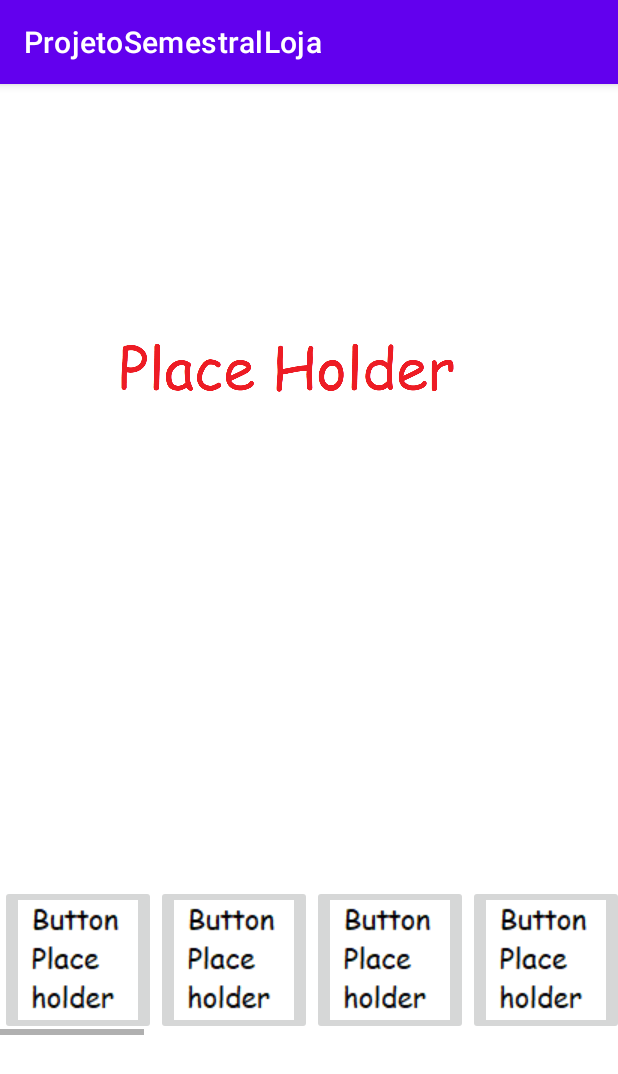
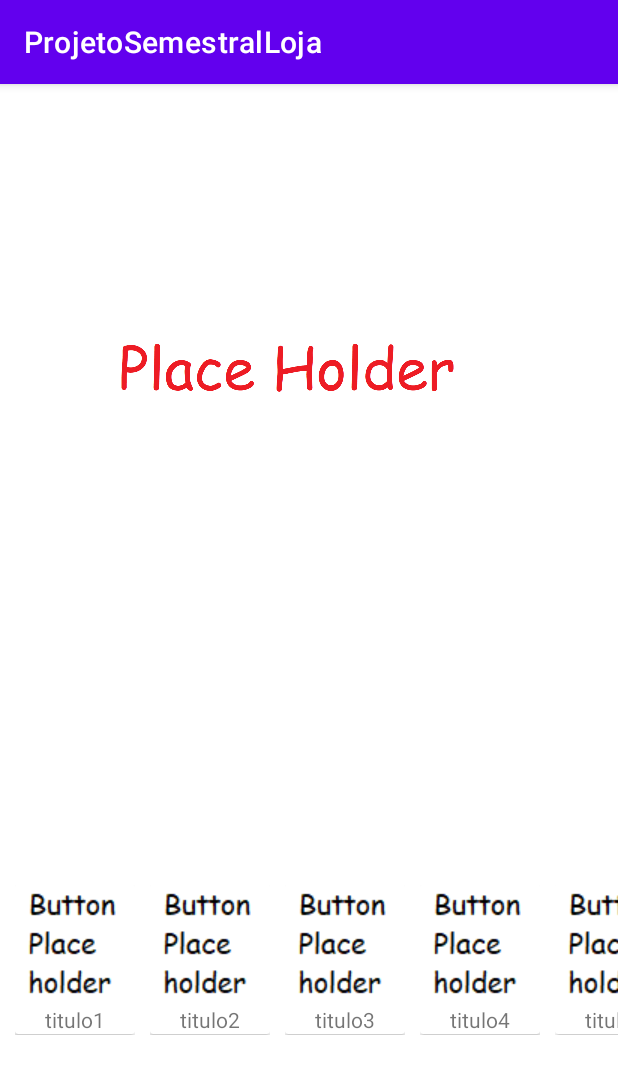
Before and after one commit to EAKerber/ProjetoSemestralLoja, an Android app: the MainActivity screen opened directly, with no data from a screen before it, on a phone screen of 412 x 824 dp. Shown: the top 1074 px of the screen. Run offline under Robolectric (Android 15) with nearby library versions, the light colour scheme and no system bars.

Commit message:
pagina inicial, recycler

```diff
--- /dev/null
+++ b/app/src/main/java/com/example/projetosemestralloja/IMButtonAdapter.java
@@ -0,0 +1,70 @@
+package com.example.projetosemestralloja;
+
+import android.content.Intent;
+import android.view.LayoutInflater;
+import android.view.View;
+import android.view.ViewGroup;
+import android.widget.ImageView;
+import android.widget.TextView;
+
+import androidx.annotation.NonNull;
+import androidx.cardview.widget.CardView;
+import androidx.recyclerview.widget.RecyclerView;
+
+
+import java.util.List;
+
+public class IMButtonAdapter extends RecyclerView.Adapter<IMButtonAdapter.ViewHolder>{
+
+    private List<PaginaInicialIMButton> IMButtonList;
+    private  int layout;
+
+    public IMButtonAdapter(List<PaginaInicialIMButton> IMButtons, int layout){
+        this.IMButtonList = IMButtons;
+        this.layout = layout;
+    }
+
+    @NonNull
+    @Override
+    public IMButtonAdapter.ViewHolder onCreateViewHolder(@NonNull ViewGroup parent, int viewType) {
+        View v = LayoutInflater.from(parent.getContext()).inflate(this.layout, parent, false);
+        return new ViewHolder(v);
+    }
+
+    @Override
+    public void onBindViewHolder(@NonNull IMButtonAdapter.ViewHolder holder, int position) {
+
+        PaginaInicialIMButton IMB = (PaginaInicialIMButton)this.IMButtonList.get(position);
+
+        TextView tv = holder.view.findViewById(R.id.textViewPlaceHolder);
+        tv.setText(IMB.getTitulo());
+        ImageView im = holder.view.findViewById(R.id.imageViewPlaceHolder);
+        im.setImageResource(IMB.getImage());
+
+        CardView cv = holder.view.findViewById(R.id.ButtonCardView);
+        cv.setTag(IMB);
+        cv.setOnClickListener(new View.OnClickListener() {
+            @Override
+            public void onClick(View v) {
+                CardView btn = (CardView) v;
+                PaginaInicialIMButton IMBu = (PaginaInicialIMButton) btn.getTag();
+                Intent intent = new Intent(holder.view.getContext(), IMB.intent);
+                holder.view.getContext().startActivity(intent);
+            }
+        });
+
+    }
+
+    @Override
+    public int getItemCount() {
+        return this.IMButtonList.size();
+    }
+
+    public class ViewHolder extends RecyclerView.ViewHolder {
+        public View view;
+        public ViewHolder(@NonNull View itemView) {
+            super(itemView);
+            this.view = itemView;
+        }
+    }
+}
--- a/app/src/main/java/com/example/projetosemestralloja/MainActivity.java
+++ b/app/src/main/java/com/example/projetosemestralloja/MainActivity.java
@@ -1,6 +1,8 @@
 package com.example.projetosemestralloja;
 
 import androidx.appcompat.app.AppCompatActivity;
+import androidx.recyclerview.widget.LinearLayoutManager;
+import androidx.recyclerview.widget.RecyclerView;
 
 import android.annotation.SuppressLint;
 import android.content.Intent;
@@ -27,55 +29,46 @@ public class MainActivity extends AppCompatActivity {
         super.onCreate(savedInstanceState);
         setContentView(R.layout.activity_main);
 
-        Log.w("addONIMBList","tentando registro");
-
-        addOnIMBList(R.drawable.button_place_holder, "titulo");
-        addOnIMBList(R.drawable.button_place_holder, "titulo");
-        addOnIMBList(R.drawable.button_place_holder, "titulo");
-        addOnIMBList(R.drawable.button_place_holder, "titulo");
-        addOnIMBList(R.drawable.button_place_holder, "titulo");
-        addOnIMBList(R.drawable.button_place_holder, "titulo");
-        addOnIMBList(R.drawable.button_place_holder, "titulo");
-        addOnIMBList(R.drawable.button_place_holder, "titulo");
-        addOnIMBList(R.drawable.button_place_holder, "titulo");
-        addOnIMBList(R.drawable.button_place_holder, "titulo");
-        addOnIMBList(R.drawable.button_place_holder, "titulo");
-        addOnIMBList(R.drawable.button_place_holder, "titulo");
-        addOnIMBList(R.drawable.button_place_holder, "titulo");
-        addOnIMBList(R.drawable.button_place_holder, "titulo");
-        addOnIMBList(R.drawable.button_place_holder, "titulo");
-        addOnIMBList(R.drawable.button_place_holder, "titulo");
-        addOnIMBList(R.drawable.button_place_holder, "titulo");
-
-
-
-        Log.w("addONIMBList","registro adicionado");
-
+        createIMBList();
         createButtons();
 
     }
 
-    public void createButtons(){
 
-        LinearLayout ll = findViewById(R.id.LinearLayoutMainSV);
-        for (PaginaInicialIMButton obj1 : IMButtonList) {
-            ImageButton ib = new ImageButton(this);
-            ib.setImageResource(obj1.getImage());
-            ib.setOnClickListener(new View.OnClickListener() {
-                @Override
-                public void onClick(View v) {
-                    Intent intent = new Intent(getApplicationContext(), SplashScreen.class);
-                    startActivity(intent);
-                }
-            });
-            ll.addView(ib);;
-        }
 
-    }
-
-    public void addOnIMBList(int imagem, String titulo){
-        PaginaInicialIMButton imb = new PaginaInicialIMButton(imagem, titulo);
+    public void addOnIMBList(int imagem, String titulo, Class intent){
+        PaginaInicialIMButton imb = new PaginaInicialIMButton(imagem, intent, titulo);
         IMButtonList.add(imb);
     }
 
+    public void createButtons(){
+        RecyclerView rvIMB = findViewById(R.id.IMB_Recycler);
+
+        LinearLayoutManager llhm = new LinearLayoutManager(this,LinearLayoutManager.HORIZONTAL,false);
+        rvIMB.setLayoutManager(llhm);
+        IMButtonAdapter adapter = new IMButtonAdapter(IMButtonList, R.layout.buttonlayout){
+        };
+        rvIMB.setAdapter(adapter);
+    }
+
+    public void createIMBList(){
+        addOnIMBList(R.drawable.button_place_holder, "titulo1", SplashScreen.class);
+        addOnIMBList(R.drawable.button_place_holder, "titulo2", SplashScreen.class);
+        addOnIMBList(R.drawable.button_place_holder, "titulo3", SplashScreen.class);
+        addOnIMBList(R.drawable.button_place_holder, "titulo4", SplashScreen.class);
+        addOnIMBList(R.drawable.button_place_holder, "titulo5", SplashScreen.class);
+        addOnIMBList(R.drawable.button_place_holder, "titulo6", SplashScreen.class);
+        addOnIMBList(R.drawable.button_place_holder, "titulo7", SplashScreen.class);
+        addOnIMBList(R.drawable.button_place_holder, "titulo8", SplashScreen.class);
+        addOnIMBList(R.drawable.button_place_holder, "titulo9", SplashScreen.class);
+        addOnIMBList(R.drawable.button_place_holder, "titulo10", SplashScreen.class);
+        addOnIMBList(R.drawable.button_place_holder, "titulo11", SplashScreen.class);
+        addOnIMBList(R.drawable.button_place_holder, "titulo12", SplashScreen.class);
+        addOnIMBList(R.drawable.button_place_holder, "titulo13", SplashScreen.class);
+        addOnIMBList(R.drawable.button_place_holder, "titulo14", SplashScreen.class);
+        addOnIMBList(R.drawable.button_place_holder, "titulo15", SplashScreen.class);
+        addOnIMBList(R.drawable.button_place_holder, "titulo16", SplashScreen.class);
+        addOnIMBList(R.drawable.button_place_holder, "titulo17", SplashScreen.class);
+    }
+
 }
--- a/app/src/main/java/com/example/projetosemestralloja/PaginaInicialIMButton.java
+++ b/app/src/main/java/com/example/projetosemestralloja/PaginaInicialIMButton.java
@@ -2,11 +2,13 @@ package com.example.projetosemestralloja;
 
 public class PaginaInicialIMButton {
     public int image;
+    public  Class intent;
     public String titulo;
 
-    public PaginaInicialIMButton(int image, String titulo) {
+    public PaginaInicialIMButton(int image, Class intent, String titulo) {
         this.image = image;
         this.titulo = titulo;
+        this.intent = intent;
     }
 
     public int getImage() {
--- a/app/src/main/res/layout/activity_main.xml
+++ b/app/src/main/res/layout/activity_main.xml
@@ -16,21 +16,14 @@
         app:layout_constraintTop_toTopOf="parent"
         app:srcCompat="@drawable/place_holder" />
 
-    <HorizontalScrollView
-        android:id="@+id/horizontalScrollView"
+    <androidx.recyclerview.widget.RecyclerView
+        android:id="@+id/IMB_Recycler"
         android:layout_width="match_parent"
-        android:layout_height="wrap_content"
+        android:layout_height="100dp"
+        android:paddingStart="10dp"
         app:layout_constraintBottom_toBottomOf="parent"
         app:layout_constraintEnd_toEndOf="parent"
-        app:layout_constraintHorizontal_bias="0.0"
         app:layout_constraintStart_toStartOf="parent"
-        app:layout_constraintTop_toBottomOf="@+id/imageView3">
-
-        <LinearLayout
-            android:id="@+id/LinearLayoutMainSV"
-            android:layout_width="wrap_content"
-            android:layout_height="match_parent"
-            android:orientation="horizontal" />
-    </HorizontalScrollView>
+        app:layout_constraintTop_toBottomOf="@+id/imageView3" />
 
 </androidx.constraintlayout.widget.ConstraintLayout>
--- /dev/null
+++ b/app/src/main/res/layout/buttonlayout.xml
@@ -0,0 +1,33 @@
+<?xml version="1.0" encoding="utf-8"?>
+<LinearLayout xmlns:android="http://schemas.android.com/apk/res/android"
+    xmlns:app="http://schemas.android.com/apk/res-auto"
+    android:layout_width="wrap_content"
+    android:layout_height="match_parent"
+    android:paddingEnd="10dp">
+
+    <androidx.cardview.widget.CardView
+        android:id="@+id/ButtonCardView"
+        android:layout_width="wrap_content"
+        android:layout_height="wrap_content">
+
+        <LinearLayout
+            android:layout_width="match_parent"
+            android:layout_height="match_parent"
+            android:orientation="vertical">
+
+            <ImageView
+                android:id="@+id/imageViewPlaceHolder"
+                android:layout_width="wrap_content"
+                android:layout_height="wrap_content"
+                app:srcCompat="@drawable/button_place_holder" />
+
+            <TextView
+                android:id="@+id/textViewPlaceHolder"
+                android:layout_width="match_parent"
+                android:layout_height="wrap_content"
+                android:text="TextView"
+                android:textAlignment="center" />
+        </LinearLayout>
+
+    </androidx.cardview.widget.CardView>
+</LinearLayout>
```
